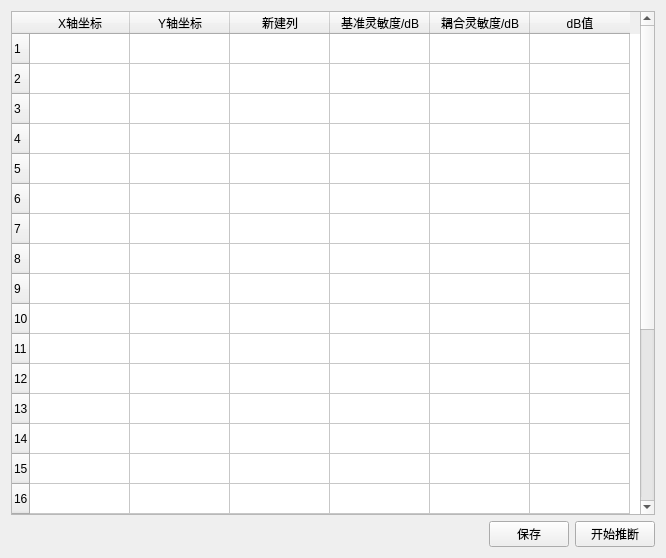
Before: the Qt Designer form form.ui in xiangxu05/MainforecastSystem, drawn with Qt 5.
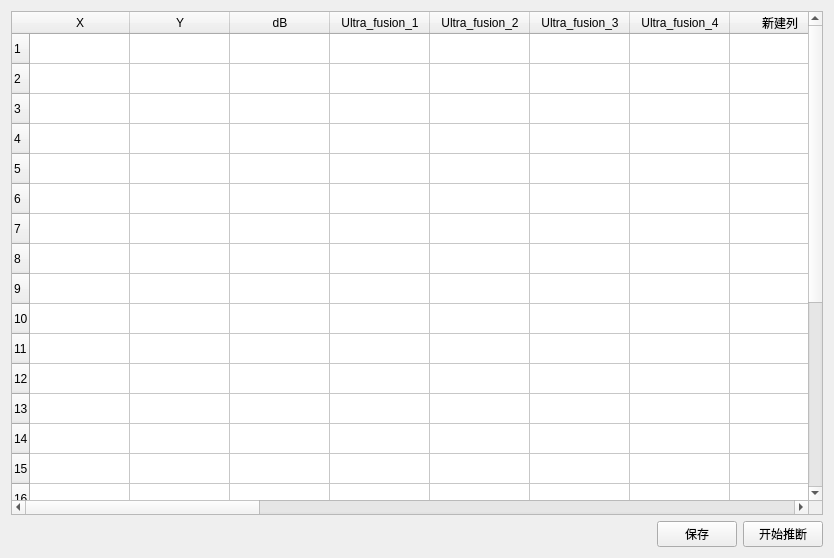
After: the same form once the commit is applied.

```diff
--- a/form.ui
+++ b/form.ui
@@ -6,7 +6,7 @@
    <rect>
     <x>0</x>
     <y>0</y>
-    <width>666</width>
+    <width>834</width>
     <height>558</height>
    </rect>
   </property>
@@ -43,12 +43,37 @@
      <row/>
      <column>
       <property name="text">
-       <string>X轴坐标</string>
+       <string>X</string>
       </property>
      </column>
      <column>
       <property name="text">
-       <string>Y轴坐标</string>
+       <string>Y</string>
+      </property>
+     </column>
+     <column>
+      <property name="text">
+       <string>dB</string>
+      </property>
+     </column>
+     <column>
+      <property name="text">
+       <string>Ultra_fusion_1</string>
+      </property>
+     </column>
+     <column>
+      <property name="text">
+       <string>Ultra_fusion_2</string>
+      </property>
+     </column>
+     <column>
+      <property name="text">
+       <string>Ultra_fusion_3</string>
+      </property>
+     </column>
+     <column>
+      <property name="text">
+       <string>Ultra_fusion_4</string>
       </property>
      </column>
      <column>
@@ -58,17 +83,77 @@
      </column>
      <column>
       <property name="text">
-       <string>基准灵敏度/dB</string>
+       <string>Ultra_fusion_5</string>
       </property>
      </column>
      <column>
       <property name="text">
-       <string>耦合灵敏度/dB</string>
+       <string>Ultra_fusion_6</string>
       </property>
      </column>
      <column>
       <property name="text">
-       <string>dB值</string>
+       <string>Ultra_fusion_7</string>
+      </property>
+     </column>
+     <column>
+      <property name="text">
+       <string>Ultra_fusion_8</string>
+      </property>
+     </column>
+     <column>
+      <property name="text">
+       <string>Ultra_fusion_9</string>
+      </property>
+     </column>
+     <column>
+      <property name="text">
+       <string>Ultra_fusion_10</string>
+      </property>
+     </column>
+     <column>
+      <property name="text">
+       <string>Ultra_fusion_11</string>
+      </property>
+     </column>
+     <column>
+      <property name="text">
+       <string>Ultra_fusion_12</string>
+      </property>
+     </column>
+     <column>
+      <property name="text">
+       <string>Ultra_fusion_13</string>
+      </property>
+     </column>
+     <column>
+      <property name="text">
+       <string>Ultra_fusion_14</string>
+      </property>
+     </column>
+     <column>
+      <property name="text">
+       <string>Ultra_fusion_15</string>
+      </property>
+     </column>
+     <column>
+      <property name="text">
+       <string>Ultra_fusion_17</string>
+      </property>
+     </column>
+     <column>
+      <property name="text">
+       <string>Ultra_fusion_16</string>
+      </property>
+     </column>
+     <column>
+      <property name="text">
+       <string>Ultra_fusion_18</string>
+      </property>
+     </column>
+     <column>
+      <property name="text">
+       <string>Ultra_fusion_20</string>
       </property>
      </column>
     </widget>
```
